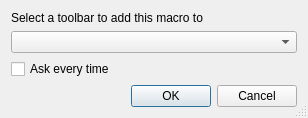
Before: the Qt Designer form select_toolbar_dialog.ui in FreeCAD/AddonManager, drawn with Qt 5.
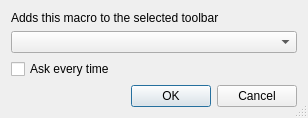
After: the same form once the commit is applied.

The edit to the form file:
```diff
--- a/select_toolbar_dialog.ui
+++ b/select_toolbar_dialog.ui
@@ -23,7 +23,7 @@
    <item>
     <widget class="QLabel" name="label">
      <property name="text">
-      <string>Select a toolbar to add this macro to</string>
+      <string>Adds this macro to the selected toolbar</string>
      </property>
     </widget>
    </item>
```
